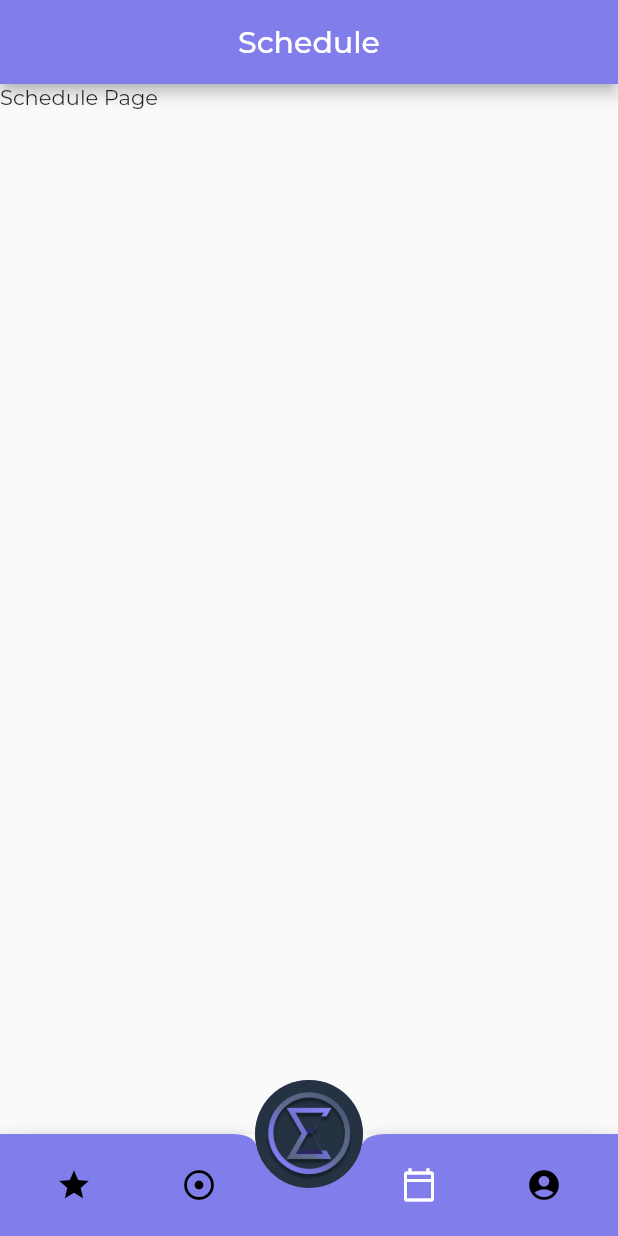
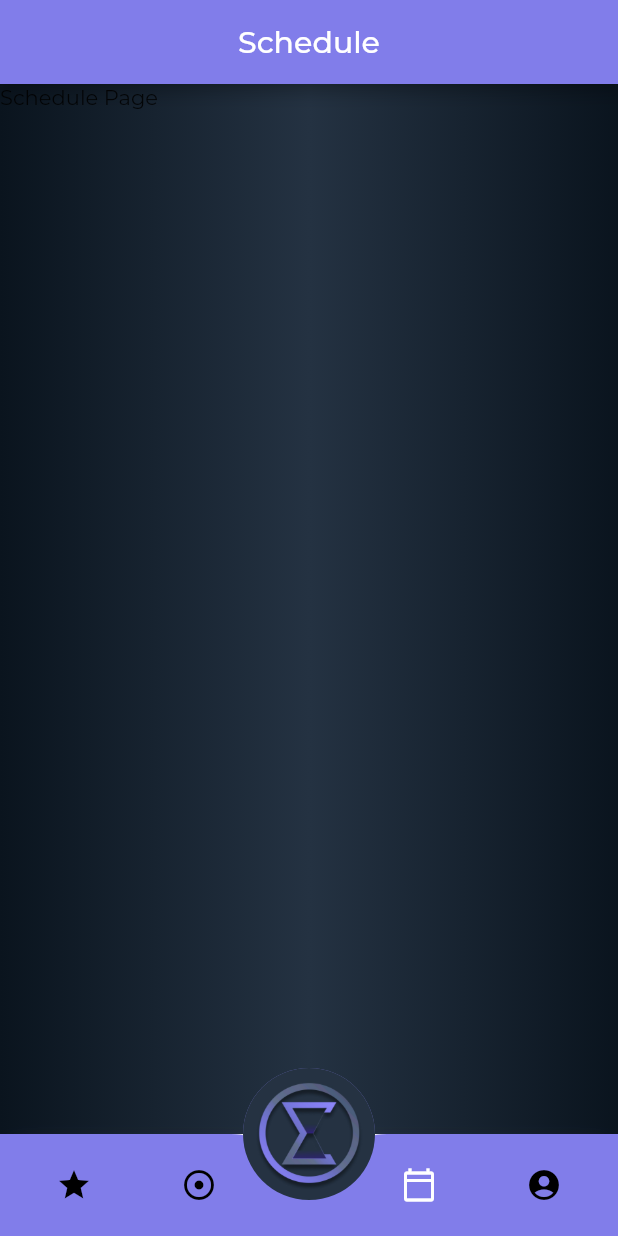
Before and after one commit to AxyleneOmega/sigma-app, a Flutter app: the screen it shows after launch, after a tap on the "star" icon, after a tap on the "adjust" icon, after a tap on the "calendar today" icon, on a phone screen of 412 x 824 dp. Run offline on Flutter 3.47's test engine with Material 2 defaults, Android fonts, the phone set to English and light mode, and no system bars; network calls fail; project files that could hold a hidden picture were left out.

Commit message:
Improved Rewards page, started About Page

```diff
--- a/sigma_v1/lib/main.dart
+++ b/sigma_v1/lib/main.dart
@@ -84,15 +84,16 @@
                     index = 4;
                   })
                 },
-            padding: const EdgeInsets.all(8.0),
-            textColor: Colors.white,
-            splashColor: Colors.greenAccent,
-            elevation: 8.0,
+            padding: const EdgeInsets.all(-20),
+            textColor: const Color.fromRGBO(10, 20, 30, 1),
+            splashColor: const Color.fromRGBO(10, 20, 30, 0),
+            elevation: 0.0,
             child: const CircleAvatar(
-              radius: 36.0,
+              radius: 44.0,
               backgroundImage: AssetImage('assets/sl_night_bg.jpg'),
             )),
-        floatingActionButtonLocation: FloatingActionButtonLocation.centerDocked,
+        floatingActionButtonLocation:
+            FloatingActionButtonLocation.miniCenterDocked,
       );
 
   void onChangedTab(int index) {
--- a/sigma_v1/lib/pages/goals_page.dart
+++ b/sigma_v1/lib/pages/goals_page.dart
@@ -4,11 +4,22 @@ import 'package:flutter/material.dart';
 class GoalsPage extends StatelessWidget {
   const GoalsPage({Key? key}) : super(key: key);
   @override
-  Widget build(BuildContext context) => Scaffold(
-        appBar: AppBar(
-          title: const Center(child: Text('Goals')),
+  Widget build(BuildContext context) => Container(
+        decoration: const BoxDecoration(
+            gradient: LinearGradient(
+                begin: Alignment.centerLeft,
+                end: Alignment.centerRight,
+                colors: [
+              Color.fromRGBO(10, 20, 30, 1),
+              Color.fromRGBO(36, 50, 66, 1),
+              Color.fromRGBO(10, 20, 30, 1)
+            ])),
+        child: Scaffold(
+          appBar: AppBar(
+            title: const Center(child: Text('Goals')),
+          ),
+          body: const Text("Goals Page"),
+          backgroundColor: MaterialColor(0x243242, sigmaNight),
         ),
-        body: const Text("Goals Page"),
-        backgroundColor: MaterialColor(0x243242, sigmaNight),
       );
 }
--- a/sigma_v1/lib/pages/player_page.dart
+++ b/sigma_v1/lib/pages/player_page.dart
@@ -4,7 +4,17 @@ import 'package:flutter/material.dart';
 class PlayerPage extends StatelessWidget {
   const PlayerPage({Key? key}) : super(key: key);
   @override
-  Widget build(BuildContext context) => Scaffold(
+  Widget build(BuildContext context) => Container(
+        decoration: const BoxDecoration(
+            gradient: LinearGradient(
+                begin: Alignment.centerLeft,
+                end: Alignment.centerRight,
+                colors: [
+              Color.fromRGBO(10, 20, 30, 1),
+              Color.fromRGBO(36, 50, 66, 1),
+              Color.fromRGBO(10, 20, 30, 1)
+            ])),
+        child: Scaffold(
           appBar: AppBar(
             title: const Center(
                 child: Text('Player',
@@ -14,5 +24,6 @@ class PlayerPage extends StatelessWidget {
           ),
           body: const Text("Player Page"),
           backgroundColor: MaterialColor(0x243242, sigmaNight),
+        ),
       );
 }
--- a/sigma_v1/lib/pages/rewards_page.dart
+++ b/sigma_v1/lib/pages/rewards_page.dart
@@ -1,16 +1,26 @@
-import 'package:flutter/cupertino.dart';
 import 'package:sigma_v1/main.dart';
 import 'package:flutter/material.dart';
 
 class RewardsPage extends StatelessWidget {
   const RewardsPage({Key? key}) : super(key: key);
   @override
-  Widget build(BuildContext context) => Scaffold(
+  Widget build(BuildContext context) => Container(
+        decoration: const BoxDecoration(
+            gradient: LinearGradient(
+                begin: Alignment.centerLeft,
+                end: Alignment.centerRight,
+                colors: [
+              Color.fromRGBO(10, 20, 30, 1),
+              Color.fromRGBO(36, 50, 66, 1),
+              Color.fromRGBO(10, 20, 30, 1)
+            ])),
+        child: Scaffold(
+          resizeToAvoidBottomInset: false,
           body: CustomScrollView(
             slivers: <Widget>[
               SliverAppBar(
                 pinned: true,
-              expandedHeight: 200.0,
+                expandedHeight: MediaQuery.of(context).size.height * 0.1851,
                 stretch: true,
                 floating: true,
                 onStretchTrigger: () async {
@@ -53,9 +63,35 @@ class RewardsPage extends StatelessWidget {
                 ),
               ),
               const GameList(),
+              SliverFillRemaining(
+                hasScrollBody: false,
+                child: Container(
+                  margin: const EdgeInsets.fromLTRB(8, 8, 8, 20),
+                  height: MediaQuery.of(context).size.height * 0.1851,
+                  decoration: const BoxDecoration(
+                      gradient: LinearGradient(
+                    begin: Alignment.centerLeft,
+                    end: Alignment.centerRight,
+                    colors: [
+                      Color.fromRGBO(10, 20, 30, 1),
+                      Color.fromRGBO(36, 50, 66, 1),
+                      Color.fromRGBO(10, 20, 30, 1)
+                    ],
+                  )),
+                  child: const Padding(
+                    padding: EdgeInsets.all(8),
+                    child: Icon(
+                      Icons.sentiment_very_satisfied,
+                      size: 90,
+                      color: Colors.white,
+                    ),
+                  ),
+                ),
+              ),
             ],
           ),
           backgroundColor: MaterialColor(0x243242, sigmaNight),
+        ),
       );
 }
 
@@ -76,18 +112,20 @@ class GameList extends StatelessWidget {
             color: gameCard.bg,
             child: Row(
               children: <Widget>[
-                SizedBox(
-                  height: 200.0,
-                  width: 200.0,
+                Padding(
+                  padding: const EdgeInsets.all(20.0),
+                  child: SizedBox(
+                    height: MediaQuery.of(context).size.height * 0.1851,
+                    width: MediaQuery.of(context).size.height * 0.1851,
                     child: Stack(
-                    fit: StackFit.expand,
+                      fit: StackFit.loose,
                       children: <Widget>[
                         DecoratedBox(
                             position: DecorationPosition.foreground,
                             decoration: const BoxDecoration(),
                             child: ClipRRect(
                               borderRadius:
-                                const BorderRadius.all(Radius.circular(40)),
+                                  const BorderRadius.all(Radius.circular(30)),
                               child: Image.network(
                                 gameCard.imageId,
                                 fit: BoxFit.cover,
@@ -96,32 +134,36 @@ class GameList extends StatelessWidget {
                       ],
                     ),
                   ),
+                ),
                 Expanded(
-                  flex: 2,
+                  flex: 1,
                   child: Padding(
-                    padding: const EdgeInsets.all(20.0),
+                    padding: const EdgeInsets.fromLTRB(10, 8, 10, 8),
                     child: Column(
                       crossAxisAlignment: CrossAxisAlignment.start,
                       children: <Widget>[
                         Text(
                           gameCard.getCard(),
                           style: textTheme.headline4,
-                          overflow: TextOverflow.ellipsis,
-                          softWrap: false,
-                        ),
-                        const SizedBox(height: 10.0),
-                        Text(
-                          gameCard.description,
+                          //overflow: TextOverflow.fade,
                           softWrap: true,
                         ),
+                        const FittedBox(fit: BoxFit.contain),
+                        Text(gameCard.description,
+                            style: const TextStyle(
+                              fontFamily: 'Montserrat',
+                              fontSize: 10,
+                            ),
+                            softWrap: true,
+                            overflow: TextOverflow.ellipsis),
                       ],
                     ),
                   ),
                 ),
                 Padding(
-                  padding: const EdgeInsets.all(16.0),
+                  padding: const EdgeInsets.fromLTRB(8, 8, 10, 8),
                   child: Text(
-                    '${gameCard.title} | ${gameCard.minCost} Points',
+                    '${gameCard.minCost} Points',
                     style: textTheme.subtitle1,
                   ),
                 ),
--- a/sigma_v1/lib/pages/schedule_page.dart
+++ b/sigma_v1/lib/pages/schedule_page.dart
@@ -4,13 +4,24 @@ import 'package:flutter/material.dart';
 class SchedulePage extends StatelessWidget {
   const SchedulePage({Key? key}) : super(key: key);
   @override
-  Widget build(BuildContext context) => Scaffold(
-        appBar: AppBar(
-          title: const Center(
-            child: Text('Schedule'),
+  Widget build(BuildContext context) => Container(
+        decoration: const BoxDecoration(
+            gradient: LinearGradient(
+                begin: Alignment.centerLeft,
+                end: Alignment.centerRight,
+                colors: [
+              Color.fromRGBO(10, 20, 30, 1),
+              Color.fromRGBO(36, 50, 66, 1),
+              Color.fromRGBO(10, 20, 30, 1)
+            ])),
+        child: Scaffold(
+          appBar: AppBar(
+            title: const Center(
+              child: Text('Schedule'),
+            ),
           ),
+          body: const Text("Schedule Page"),
+          backgroundColor: MaterialColor(0x243242, sigmaNight),
         ),
-        body: const Text("Schedule Page"),
-        backgroundColor: MaterialColor(0x243242, sigmaNight),
       );
 }
```
Also changed, not shown: sigma_v1/lib/pages/about_page.dart (+65 -2 lines), sigma_v1/pubspec.lock. Lines whose indentation alone changed are shown as unchanged.
